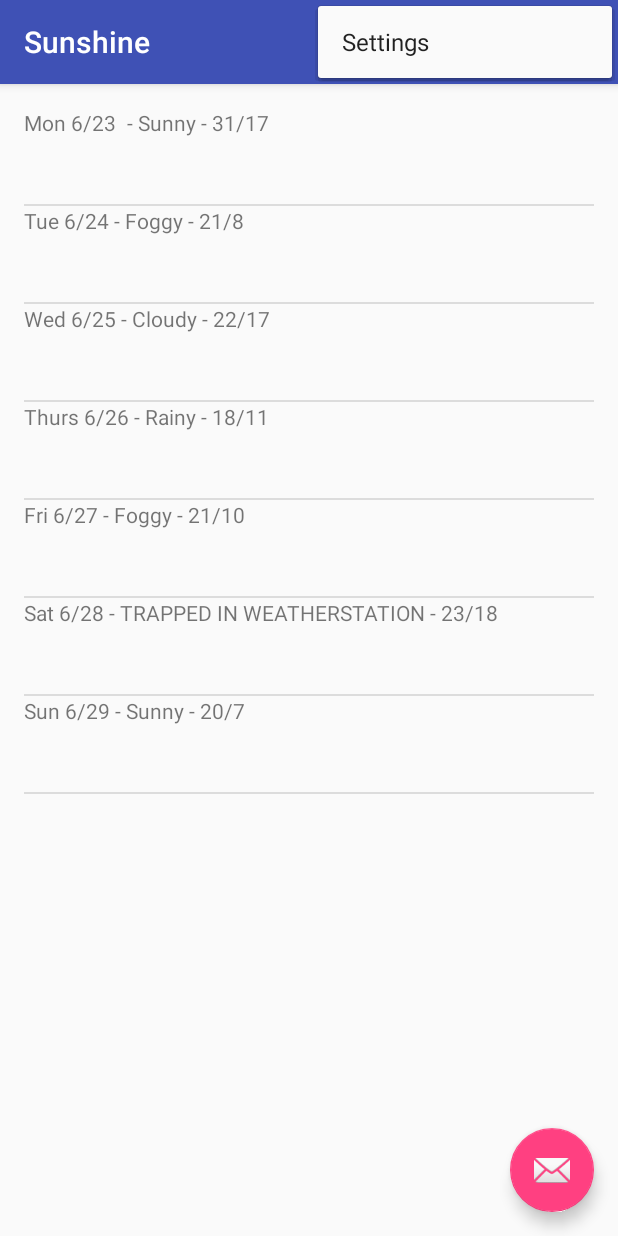
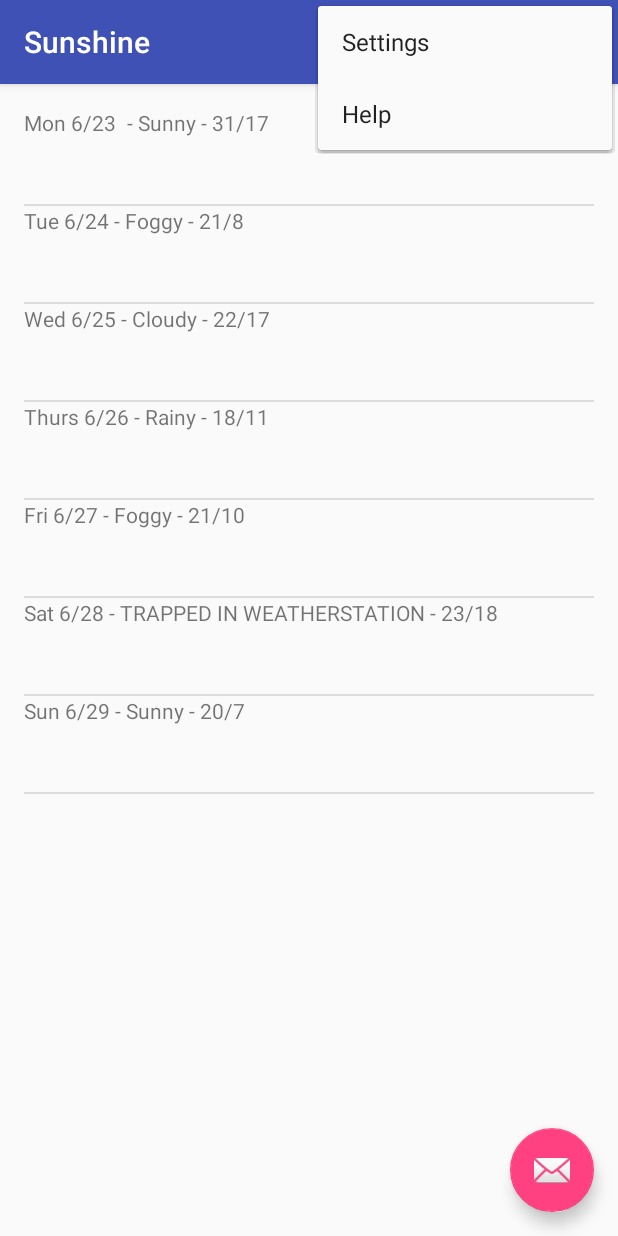
Before and after one commit to himanshusagar/Sunshine, an Android app: the screen it shows after launch (MainActivity), with the options menu open, on a phone screen of 412 x 824 dp. Run offline under Robolectric (Android 15) with nearby library versions, the phone set to English and light mode, and no system bars.

Commit message:
Lesson 2

```diff
--- a/app/src/main/java/com/practice/sunshine/ForecastFragment.java
+++ b/app/src/main/java/com/practice/sunshine/ForecastFragment.java
@@ -26,7 +26,7 @@ import java.util.List;
 public class ForecastFragment extends Fragment {
 
     private ArrayAdapter<String> mForecastAdapter;
-
+    private static final String OPEN_WEATHER_MAP_API_KEY = "0e9aca40eb7e5c0718cfaff0bc3e9756";
     public ForecastFragment() {
     }
 
@@ -85,7 +85,7 @@ public class ForecastFragment extends Fragment {
                 // Possible parameters are avaiable at OWM's forecast API page, at
                 // http://openweathermap.org/API#forecast
                 String baseUrl = "http://api.openweathermap.org/data/2.5/forecast/daily?q=94043&mode=json&units=metric&cnt=7";
-                String apiKey = "&APPID=" + BuildConfig.OPEN_WEATHER_MAP_API_KEY;
+                String apiKey = "&APPID=" + OPEN_WEATHER_MAP_API_KEY;
                 URL url = new URL(baseUrl.concat(apiKey));
 
                 // Create the request to OpenWeatherMap, and open the connection
--- a/app/src/main/res/menu/menu_main.xml
+++ b/app/src/main/res/menu/menu_main.xml
@@ -7,4 +7,10 @@
         android:orderInCategory="100"
         android:title="@string/action_settings"
         app:showAsAction="never" />
+    <item
+        android:id="@+id/action_help"
+        android:orderInCategory="101"
+        android:title="@string/action_help"
+        />
+
 </menu>
--- a/app/src/main/res/values/strings.xml
+++ b/app/src/main/res/values/strings.xml
@@ -1,7 +1,6 @@
 <resources>
     <string name="app_name">Sunshine</string>
     <string name="action_settings">Settings</string>
-
-
+    <string name="action_help">Help</string>
     <string name="hello_blank_fragment">Hello blank fragment</string>
 </resources>
```
